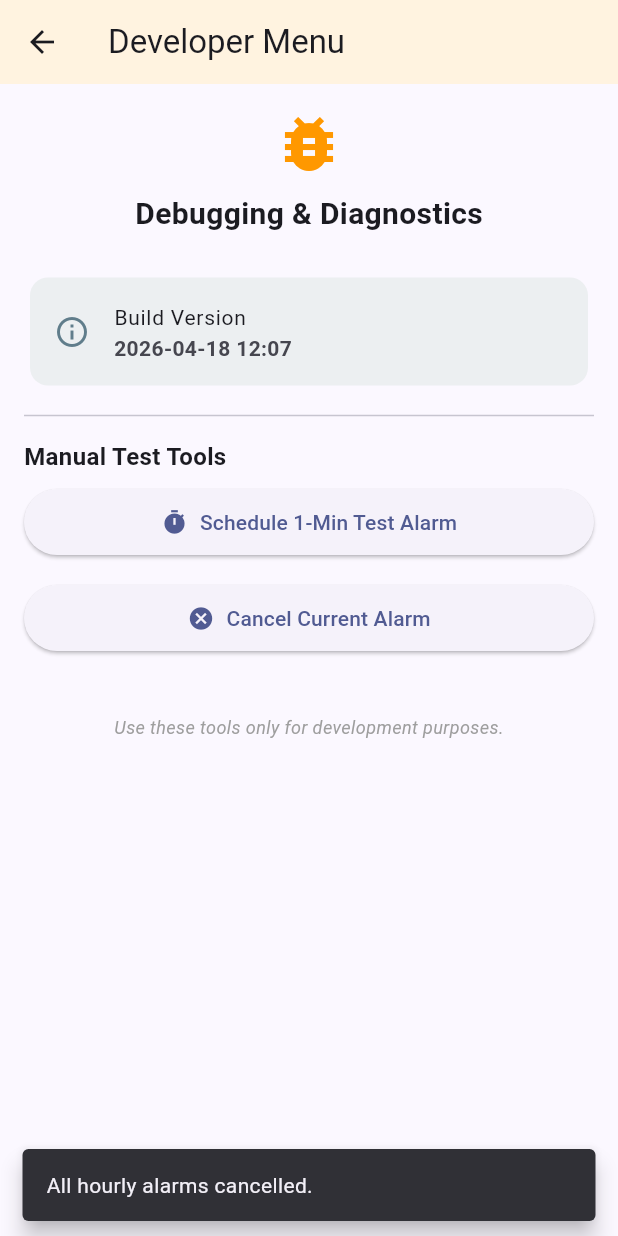
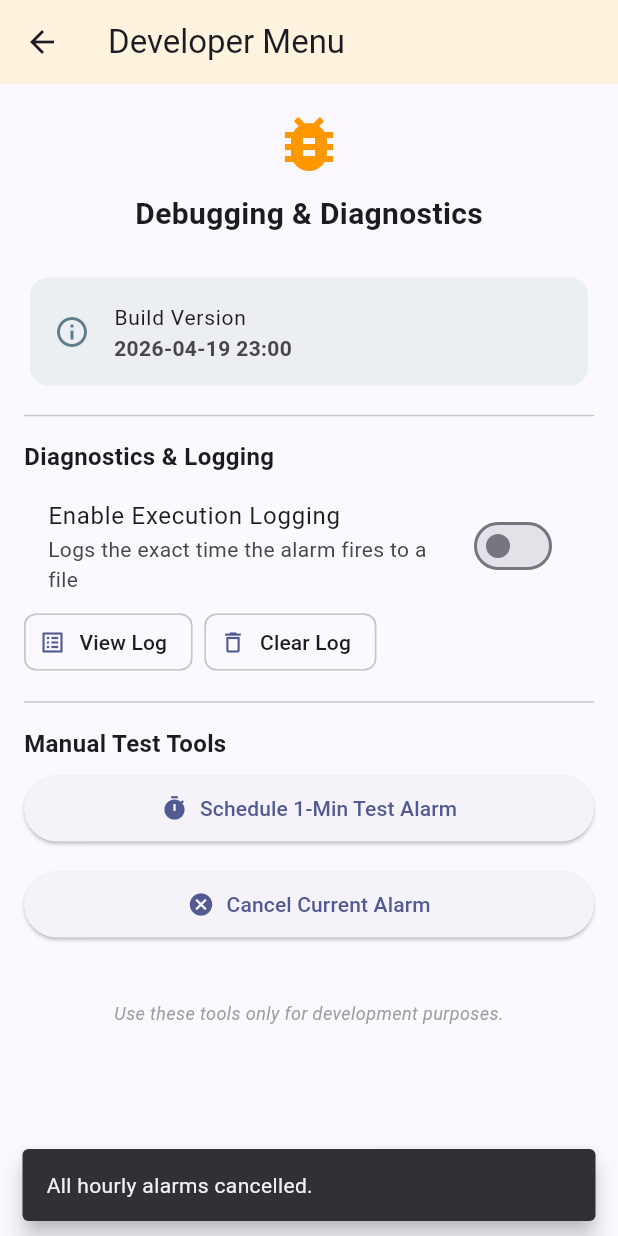
Before and after one commit to AeWeol1228/chime-bell-application, a Flutter app: the DebugScreen screen opened directly, after a tap on "Cancel Current Alarm", on a phone screen of 412 x 824 dp. Run offline on Flutter 3.47's test engine with Material 3 defaults, Android fonts, the phone set to English and light mode, and no system bars; our stand-ins replace audioplayers, permission_handler, shared_preferences; missing offline and left inert: android_alarm_manager_plus; accounts and stored records are empty; statements that could not run were skipped.

Commit message:
Fix audio ducking issue and background alarm bug

```diff
--- a/lib/build_info.dart
+++ b/lib/build_info.dart
@@ -1,3 +1,3 @@
 class BuildInfo {
-  static const String buildTime = "2026-04-18 12:07";
+  static const String buildTime = "2026-04-19 23:00";
 }
--- a/lib/services/alarm_service.dart
+++ b/lib/services/alarm_service.dart
@@ -17,14 +17,15 @@ class AlarmService {
     await settings.init();
 
     final now = DateTime.now();
-    // Schedule for the next full hour
+    // Calculate the next full hour
     final nextHour = DateTime(now.year, now.month, now.day, now.hour + 1);
 
-    await AndroidAlarmManager.periodic(
-      const Duration(hours: 1),
+    await settings.log('[SCHEDULER] Requesting ONE-SHOT alarm. Current=$now, Target=$nextHour');
+
+    await AndroidAlarmManager.oneShotAt(
+      nextHour,
       _alarmId,
       BackgroundService.alarmCallback,
-      startAt: nextHour,
       exact: true,
       wakeup: true,
       allowWhileIdle: settings.allowWhileIdle,
@@ -33,6 +34,9 @@ class AlarmService {
   }
 
   static Future<void> cancelChime() async {
+    final settings = SettingsService();
+    await settings.init();
+    await settings.log('[SCHEDULER] Cancelling all alarms');
     await AndroidAlarmManager.cancel(_alarmId);
   }
 
@@ -42,7 +46,7 @@ class AlarmService {
 
     const int testId = 1;
     final testTime = DateTime.now().add(const Duration(minutes: 1));
-    print('[ChimeBell] Scheduling test alarm for: $testTime');
+    await settings.log('[SCHEDULER] Requesting 1-min test alarm. Target=$testTime');
 
     await AndroidAlarmManager.oneShot(
       const Duration(minutes: 1),
--- a/lib/services/settings_service.dart
+++ b/lib/services/settings_service.dart
@@ -1,3 +1,4 @@
+import 'dart:io';
 import 'package:shared_preferences/shared_preferences.dart';
 
 class SettingsService {
@@ -14,6 +15,7 @@ class SettingsService {
   static const String _keyAllowWhileIdle = 'allow_while_idle';
   static const String _keySelectedSound = 'selected_sound';
   static const String _keyVolume = 'volume';
+  static const String _keyDebugLoggingEnabled = 'debug_logging_enabled';
 
   late SharedPreferences _prefs;
 
@@ -54,4 +56,21 @@ class SettingsService {
 
   double get volume => _prefs.getDouble(_keyVolume) ?? 1.0;
   Future<void> setVolume(double value) => _setDouble(_keyVolume, value);
+
+  bool get debugLoggingEnabled => _prefs.getBool(_keyDebugLoggingEnabled) ?? false;
+  Future<void> setDebugLoggingEnabled(bool value) => _setBool(_keyDebugLoggingEnabled, value);
+
+  Future<void> log(String message) async {
+    if (!debugLoggingEnabled) return;
+    try {
+      final directory = Directory.systemTemp;
+      final file = File('${directory.path}/execution_log.txt');
+      final now = DateTime.now();
+      final ts = '${now.month}/${now.day} ${now.hour}:${now.minute.toString().padLeft(2, '0')}:${now.second.toString().padLeft(2, '0')}.${now.millisecond}';
+      await file.writeAsString('[$ts] $message\n', mode: FileMode.append, flush: true);
+      print('[ChimeBell Log] $message');
+    } catch (e) {
+      print('[ChimeBell] Log Error: $e');
+    }
+  }
 }
--- a/lib/ui/debug_screen.dart
+++ b/lib/ui/debug_screen.dart
@@ -1,9 +1,81 @@
+import 'dart:io';
 import 'package:flutter/material.dart';
 import '../services/alarm_service.dart';
+import '../services/settings_service.dart';
 import '../build_info.dart';
 
-class DebugScreen extends StatelessWidget {
+class DebugScreen extends StatefulWidget {
   const DebugScreen({super.key});
+
+  @override
+  State<DebugScreen> createState() => _DebugScreenState();
+}
+
+class _DebugScreenState extends State<DebugScreen> {
+  final SettingsService _settings = SettingsService();
+  late bool _loggingEnabled;
+
+  @override
+  void initState() {
+    super.initState();
+    _loggingEnabled = _settings.debugLoggingEnabled;
+  }
+
+  Future<void> _showLogDialog() async {
+    String logContent = 'Log file not found.';
+    try {
+      final file = File('${Directory.systemTemp.path}/execution_log.txt');
+      if (await file.exists()) {
+        logContent = await file.readAsString();
+      }
+    } catch (e) {
+      logContent = 'Error reading log: $e';
+    }
+
+    if (!mounted) return;
+
+    showDialog(
+      context: context,
+      builder: (context) => AlertDialog(
+        title: const Text('Execution Log'),
+        content: SizedBox(
+          width: double.maxFinite,
+          child: SingleChildScrollView(
+            child: Text(
+              logContent.isEmpty ? 'Log is empty.' : logContent,
+              style: const TextStyle(fontFamily: 'monospace', fontSize: 12),
+            ),
+          ),
+        ),
+        actions: [
+          TextButton(
+            onPressed: () => Navigator.pop(context),
+            child: const Text('Close'),
+          ),
+        ],
+      ),
+    );
+  }
+
+  Future<void> _clearLog() async {
+    try {
+      final file = File('${Directory.systemTemp.path}/execution_log.txt');
+      if (await file.exists()) {
+        await file.delete();
+      }
+      if (mounted) {
+        ScaffoldMessenger.of(context).showSnackBar(
+          const SnackBar(content: Text('Log cleared.')),
+        );
+      }
+    } catch (e) {
+      if (mounted) {
+        ScaffoldMessenger.of(context).showSnackBar(
+          SnackBar(content: Text('Failed to clear log: $e')),
+        );
+      }
+    }
+  }
 
   @override
   Widget build(BuildContext context) {
@@ -18,6 +90,38 @@ class DebugScreen extends StatelessWidget {
           _buildDebugHeader(),
           const SizedBox(height: 24),
           _buildInfoCard('Build Version', BuildInfo.buildTime, Icons.info_outline),
+          const Divider(height: 32),
+
+          const Text(
+            'Diagnostics & Logging',
+            style: TextStyle(fontSize: 16, fontWeight: FontWeight.bold),
+          ),
+          const SizedBox(height: 8),
+          SwitchListTile(
+            title: const Text('Enable Execution Logging'),
+            subtitle: const Text('Logs the exact time the alarm fires to a file'),
+            value: _loggingEnabled,
+            onChanged: (val) {
+              setState(() => _loggingEnabled = val);
+              _settings.setDebugLoggingEnabled(val);
+            },
+          ),
+          Wrap(
+            spacing: 8,
+            children: [
+              ActionChip(
+                avatar: const Icon(Icons.list_alt, size: 18),
+                label: const Text('View Log'),
+                onPressed: _showLogDialog,
+              ),
+              ActionChip(
+                avatar: const Icon(Icons.delete_outline, size: 18),
+                label: const Text('Clear Log'),
+                onPressed: _clearLog,
+              ),
+            ],
+          ),
+
           const Divider(height: 32),
           const Text(
             'Manual Test Tools',
--- a/lib/ui/settings_screen.dart
+++ b/lib/ui/settings_screen.dart
@@ -36,7 +36,7 @@ class _SettingsScreenState extends State<SettingsScreen> {
     _previewPlayer.setAudioContext(const AudioContext(
       android: AudioContextAndroid(
         contentType: AndroidContentType.music,
-        usageType: AndroidUsageType.alarm,
+        usageType: AndroidUsageType.media,
         audioFocus: AndroidAudioFocus.gainTransientMayDuck,
       ),
     ));
```
Also changed, not shown: Chime_Bell_Dev_Log.txt (+48 -0 lines), lib/services/background_service.dart (+43 -22 lines), 1 other file.
